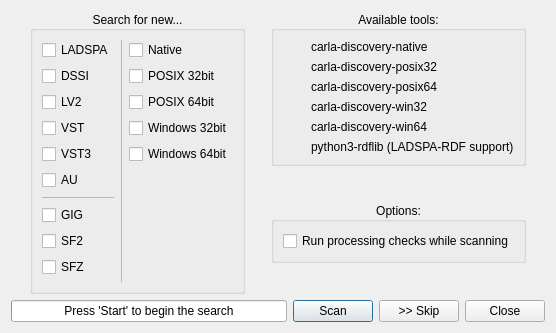
First picture: the form in resources/ui/carla_refresh.ui, repository falkTX/Carla, before the edit.
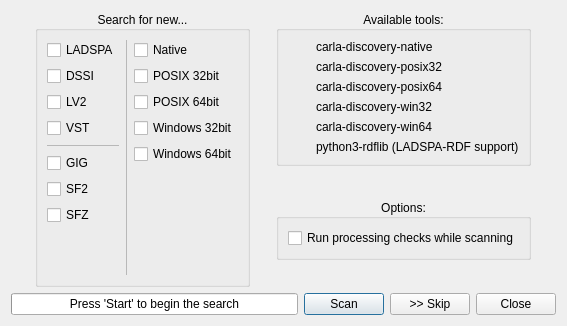
Second picture: the form after the edit. Icons and pictures are not drawn.

Diff of the .ui file:
```diff
--- a/resources/ui/carla_refresh.ui
+++ b/resources/ui/carla_refresh.ui
@@ -6,8 +6,8 @@
    <rect>
     <x>0</x>
     <y>0</y>
-    <width>556</width>
-    <height>311</height>
+    <width>567</width>
+    <height>326</height>
    </rect>
   </property>
   <property name="windowTitle">
@@ -71,20 +71,6 @@
             </property>
            </widget>
           </item>
-          <item>
-           <widget class="QCheckBox" name="ch_vst3">
-            <property name="text">
-             <string>VST3</string>
-            </property>
-           </widget>
-          </item>
-          <item>
-           <widget class="QCheckBox" name="ch_au">
-            <property name="text">
-             <string>AU</string>
-            </property>
-           </widget>
-          </item>
           <item>
            <widget class="Line" name="line_3">
             <property name="lineWidth">
```
